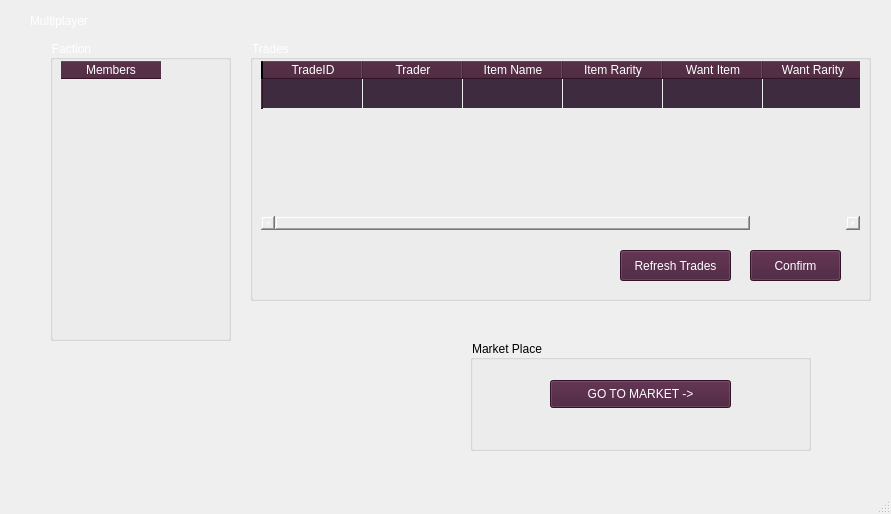
The window that Multiplayer.ui (senormaarij/DBS_Project_GameManageSys) describes before a commit, drawn with Qt 5.
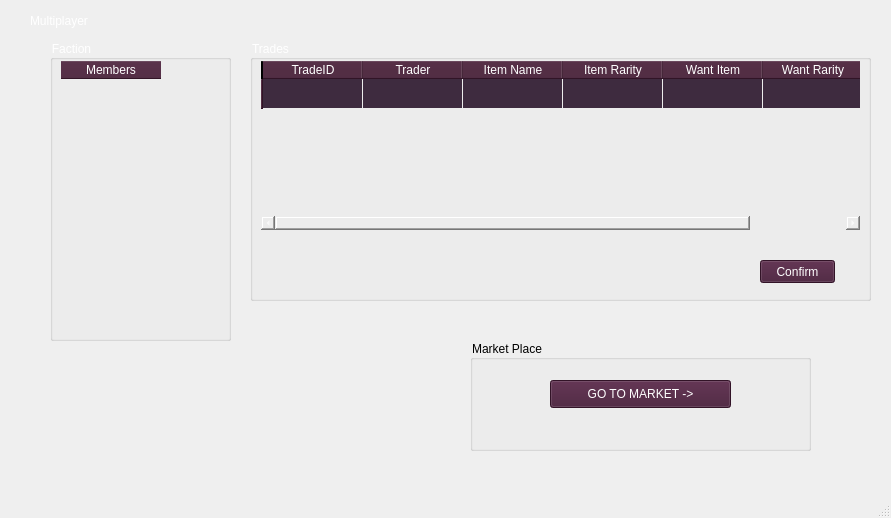
The same window after the commit. Icons and pictures are not drawn.

Commit message: blah blah changes

The edit to the form file:
```diff
--- a/Multiplayer.ui
+++ b/Multiplayer.ui
@@ -7,7 +7,7 @@
     <x>0</x>
     <y>0</y>
     <width>891</width>
-    <height>514</height>
+    <height>518</height>
    </rect>
   </property>
   <property name="windowTitle">
@@ -99,10 +99,10 @@
     <widget class="QPushButton" name="TradeConfirm">
      <property name="geometry">
       <rect>
-       <x>500</x>
-       <y>210</y>
-       <width>91</width>
-       <height>31</height>
+       <x>510</x>
+       <y>220</y>
+       <width>75</width>
+       <height>23</height>
       </rect>
      </property>
      <property name="styleSheet">
@@ -113,23 +113,6 @@
       <string>Confirm</string>
      </property>
     </widget>
-    <widget class="QPushButton" name="refreshtrades">
-     <property name="geometry">
-      <rect>
-       <x>370</x>
-       <y>210</y>
-       <width>111</width>
-       <height>31</height>
-      </rect>
-     </property>
-     <property name="styleSheet">
-      <string notr="true">background-color:rgb(70, 27, 55);
-color: white;</string>
-     </property>
-     <property name="text">
-      <string>Refresh Trades</string>
-     </property>
-    </widget>
    </widget>
    <widget class="QLabel" name="label">
     <property name="geometry">
```
Left out of the diff: 2 changed lines with no effect on the pictures. The commit also changes 1 other file.
